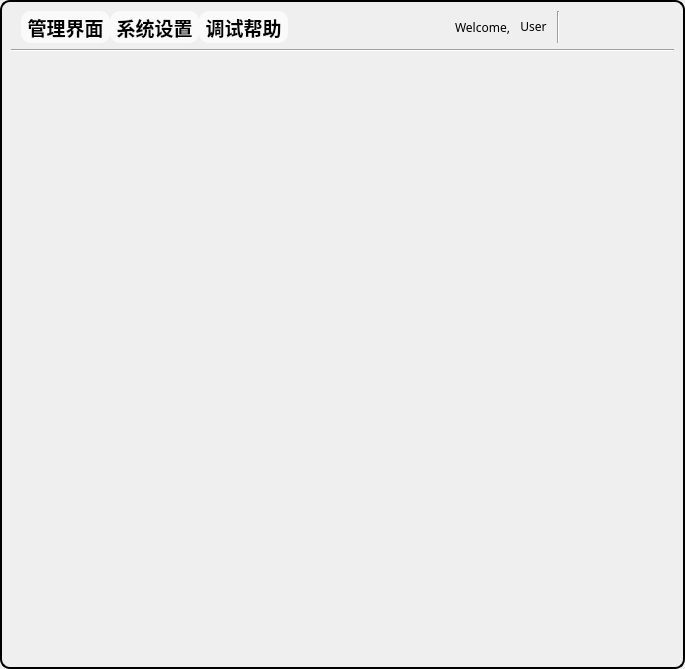
The window that main/mainwidget.ui (ylxcvvan/Supermarket-Commodity-Management-System) describes before a commit, drawn with Qt 5.
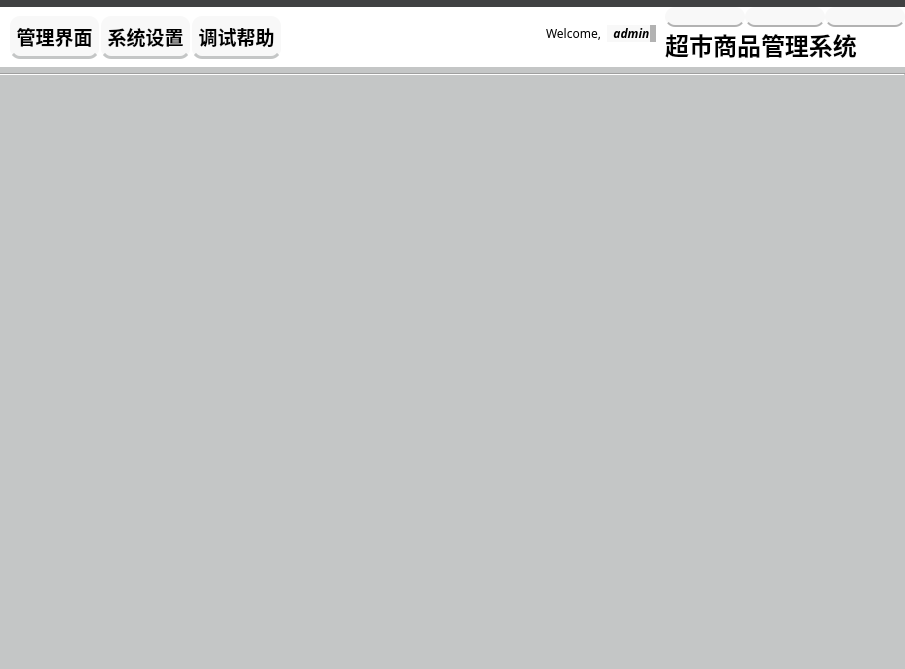
The same window after the commit. Icons and pictures are not drawn.

Commit message: 初步完成了主界面的ui设计，设置了选中界面的动态效果，完成了界面的拉伸设置

Diff of the .ui file:
```diff
--- a/main/mainwidget.ui
+++ b/main/mainwidget.ui
@@ -6,7 +6,7 @@
    <rect>
     <x>0</x>
     <y>0</y>
-    <width>685</width>
+    <width>905</width>
     <height>669</height>
    </rect>
   </property>
@@ -15,12 +15,25 @@
   </property>
   <property name="styleSheet">
    <string notr="true">QWidget#MainWidget {
-    border-radius: 10px; /* 设置边框的圆润程度为10像素 */
-    border: 2px solid black; /* 设置边框为黑色，宽度为2像素 */
+	   
+	background-color: rgb(196, 198, 198);
+
 }
 </string>
   </property>
   <layout class="QVBoxLayout" name="verticalLayout">
+   <property name="leftMargin">
+    <number>0</number>
+   </property>
+   <property name="topMargin">
+    <number>0</number>
+   </property>
+   <property name="rightMargin">
+    <number>0</number>
+   </property>
+   <property name="bottomMargin">
+    <number>6</number>
+   </property>
    <item>
     <widget class="QWidget" name="widgetTitle" native="true">
      <property name="sizePolicy">
@@ -30,14 +43,18 @@
       </sizepolicy>
      </property>
      <property name="styleSheet">
-      <string notr="true"/>
+      <string notr="true">#widgetTitle {
+    background-color: rgb(255, 255, 255);
+    border-top: 7px solid rgb(64, 65, 66);
+}
+</string>
      </property>
      <layout class="QHBoxLayout" name="horizontalLayout_7">
       <property name="spacing">
-       <number>10</number>
+       <number>0</number>
       </property>
       <property name="leftMargin">
-       <number>10</number>
+       <number>2</number>
       </property>
       <property name="topMargin">
        <number>0</number>
@@ -52,19 +69,19 @@
        <widget class="QWidget" name="widgetAppOptions" native="true">
         <layout class="QHBoxLayout" name="horizontalLayout_8">
          <property name="spacing">
-          <number>0</number>
+          <number>2</number>
          </property>
          <property name="leftMargin">
-          <number>0</number>
+          <number>8</number>
          </property>
          <property name="topMargin">
-          <number>0</number>
+          <number>16</number>
          </property>
          <property name="rightMargin">
-          <number>0</number>
+          <number>8</number>
          </property>
          <property name="bottomMargin">
-          <number>0</number>
+          <number>8</number>
          </property>
          <item>
           <widget class="QToolButton" name="toolButtonMain">
@@ -87,13 +104,22 @@
            <property name="styleSheet">
             <string notr="true">#toolButtonMain {
     border-radius: 10px;
-    	border:none;
-background:none;
-    background-color: rgb(250, 250, 250);
+    background-color: rgb(248, 248, 248);
+    border-bottom: 3px solid;
+    border-bottom-color: rgb(196, 198, 198);
 }
 
 #toolButtonMain:hover {
-    background-color:  rgb(220, 220, 220);
+    background-color: rgb(240, 240, 240);
+    border-bottom: 3px solid;
+    border-bottom-color: rgb(196, 198, 198);
+}
+
+/* 设置被选中时的样式 */
+#toolButtonMain:checked {
+    background-color: rgb(235, 235, 235);
+    border-bottom: 6px solid;
+    border-bottom-color: rgb(84, 139, 196);
 }
 </string>
            </property>
@@ -110,13 +136,16 @@
              <height>50</height>
             </size>
            </property>
+           <property name="checkable">
+            <bool>true</bool>
+           </property>
            <property name="toolButtonStyle">
             <enum>Qt::ToolButtonTextUnderIcon</enum>
            </property>
           </widget>
          </item>
          <item>
-          <widget class="QToolButton" name="toolButtontConfig">
+          <widget class="QToolButton" name="toolButtonConfig">
            <property name="sizePolicy">
             <sizepolicy hsizetype="Fixed" vsizetype="Expanding">
              <horstretch>0</horstretch>
@@ -129,27 +158,27 @@
               <colorrole role="Button">
                <brush brushstyle="SolidPattern">
                 <color alpha="255">
-                 <red>250</red>
-                 <green>250</green>
-                 <blue>250</blue>
+                 <red>248</red>
+                 <green>248</green>
+                 <blue>248</blue>
                 </color>
                </brush>
               </colorrole>
               <colorrole role="Base">
                <brush brushstyle="SolidPattern">
                 <color alpha="255">
-                 <red>250</red>
-                 <green>250</green>
-                 <blue>250</blue>
+                 <red>248</red>
+                 <green>248</green>
+                 <blue>248</blue>
                 </color>
                </brush>
               </colorrole>
               <colorrole role="Window">
                <brush brushstyle="SolidPattern">
                 <color alpha="255">
-                 <red>250</red>
-                 <green>250</green>
-                 <blue>250</blue>
+                 <red>248</red>
+                 <green>248</green>
+                 <blue>248</blue>
                 </color>
                </brush>
               </colorrole>
@@ -158,27 +187,27 @@
               <colorrole role="Button">
                <brush brushstyle="SolidPattern">
                 <color alpha="255">
-                 <red>250</red>
-                 <green>250</green>
-                 <blue>250</blue>
+                 <red>248</red>
+                 <green>248</green>
+                 <blue>248</blue>
                 </color>
                </brush>
               </colorrole>
               <colorrole role="Base">
                <brush brushstyle="SolidPattern">
                 <color alpha="255">
-                 <red>250</red>
-                 <green>250</green>
-                 <blue>250</blue>
+                 <red>248</red>
+                 <green>248</green>
+                 <blue>248</blue>
                 </color>
                </brush>
               </colorrole>
               <colorrole role="Window">
                <brush brushstyle="SolidPattern">
                 <color alpha="255">
-                 <red>250</red>
-                 <green>250</green>
-                 <blue>250</blue>
+                 <red>248</red>
+                 <green>248</green>
+                 <blue>248</blue>
                 </color>
                </brush>
               </colorrole>
@@ -187,27 +216,27 @@
               <colorrole role="Button">
                <brush brushstyle="SolidPattern">
                 <color alpha="255">
-                 <red>250</red>
-                 <green>250</green>
-                 <blue>250</blue>
+                 <red>248</red>
+                 <green>248</green>
+                 <blue>248</blue>
                 </color>
                </brush>
               </colorrole>
               <colorrole role="Base">
                <brush brushstyle="SolidPattern">
                 <color alpha="255">
-                 <red>250</red>
-                 <green>250</green>
-                 <blue>250</blue>
+                 <red>248</red>
+                 <green>248</green>
+                 <blue>248</blue>
                 </color>
                </brush>
               </colorrole>
               <colorrole role="Window">
                <brush brushstyle="SolidPattern">
                 <color alpha="255">
-                 <red>250</red>
-                 <green>250</green>
-                 <blue>250</blue>
+                 <red>248</red>
+                 <green>248</green>
+                 <blue>248</blue>
                 </color>
                </brush>
               </colorrole>
@@ -228,12 +257,24 @@
             <enum>Qt::NoFocus</enum>
            </property>
            <property name="styleSheet">
-            <string notr="true">#toolButtontConfig {
+            <string notr="true">#toolButtonConfig {
     border-radius: 10px;
-    background-color: rgb(250, 250, 250);
+    background-color: rgb(248, 248, 248);
+    border-bottom: 3px solid;
+    border-bottom-color: rgb(196, 198, 198);
 }
-#toolButtontConfig:hover {
-    background-color: rgb(220, 220, 220);
+
+#toolButtonConfig:hover {
+    background-color: rgb(240, 240, 240);
+    border-bottom: 3px solid;
+    border-bottom-color: rgb(196, 198, 198);
+}
+
+/* 设置被选中时的样式 */
+#toolButtonConfig:checked {
+    background-color: rgb(235, 235, 235);
+    border-bottom: 6px solid;
+    border-bottom-color: rgb(84, 139, 196);
 }
 </string>
            </property>
@@ -250,6 +291,9 @@
              <height>50</height>
             </size>
            </property>
+           <property name="checkable">
+            <bool>true</bool>
+           </property>
            <property name="toolButtonStyle">
             <enum>Qt::ToolButtonTextUnderIcon</enum>
            </property>
@@ -277,10 +321,22 @@
            <property name="styleSheet">
             <string notr="true">#toolButtonHelp {
     border-radius: 10px;
-    background-color: rgb(250, 250, 250);
+    background-color: rgb(248, 248, 248);
+    border-bottom: 3px solid;
+    border-bottom-color: rgb(196, 198, 198);
 }
+
 #toolButtonHelp:hover {
-    background-color:  rgb(220, 220, 220);
+    background-color: rgb(240, 240, 240);
+    border-bottom: 3px solid;
+    border-bottom-color: rgb(196, 198, 198);
+}
+
+/* 设置被选中时的样式 */
+#toolButtonHelp:checked {
+    background-color: rgb(235, 235, 235);
+    border-bottom: 6px solid;
+    border-bottom-color: rgb(84, 139, 196);
 }
 </string>
            </property>
@@ -297,6 +353,9 @@
              <height>50</height>
             </size>
            </property>
+           <property name="checkable">
+            <bool>true</bool>
+           </property>
            <property name="toolButtonStyle">
             <enum>Qt::ToolButtonTextUnderIcon</enum>
            </property>
@@ -319,7 +378,22 @@
        </spacer>
       </item>
       <item>
+       <widget class="QWidget" name="widget_3" native="true">
+        <property name="sizePolicy">
+         <sizepolicy hsizetype="Preferred" vsizetype="Minimum">
+          <horstretch>0</horstretch>
+          <verstretch>0</verstretch>
+         </sizepolicy>
+        </property>
+        <layout class="QHBoxLayout" name="horizontalLayout_2">
+         <item>
        <widget class="QLabel" name="label">
+           <property name="sizePolicy">
+            <sizepolicy hsizetype="Minimum" vsizetype="Minimum">
+             <horstretch>0</horstretch>
+             <verstretch>0</verstretch>
+            </sizepolicy>
+           </property>
         <property name="font">
          <font>
           <family>OCR A Extended</family>
@@ -328,6 +402,9 @@
         <property name="text">
          <string>Welcome,</string>
         </property>
+           <property name="alignment">
+            <set>Qt::AlignCenter</set>
+           </property>
        </widget>
       </item>
       <item>
@@ -335,18 +412,30 @@
         <property name="font">
          <font>
           <family>OCR A Extended</family>
-         </font>
-        </property>
+             <italic>true</italic>
+             <bold>true</bold>
+            </font>
+           </property>
+           <property name="focusPolicy">
+            <enum>Qt::NoFocus</enum>
+           </property>
         <property name="layoutDirection">
          <enum>Qt::RightToLeft</enum>
         </property>
         <property name="styleSheet">
-         <string notr="true">border:none;
-background:none;
+            <string notr="true">#pushButtonLogout{
+    border-radius: 0px;
+	border-right:6px solid;
+	border-right-color: rgb(178, 178, 178);
+	background-color: rgb(248, 248, 248);
+}
+#pushButtonLogout:hover {
+    background-color: rgb(220, 220, 220);
+}
 </string>
         </property>
         <property name="text">
-         <string>User</string>
+            <string>admin  </string>
         </property>
         <property name="icon">
          <iconset resource="../images.qrc">
@@ -354,42 +443,78 @@
         </property>
         <property name="iconSize">
          <size>
-          <width>25</width>
+             <width>40</width>
           <height>25</height>
          </size>
         </property>
+           <property name="flat">
+            <bool>false</bool>
+           </property>
+          </widget>
+         </item>
+        </layout>
        </widget>
       </item>
       <item>
-       <widget class="QWidget" name="widget" native="true">
-        <layout class="QHBoxLayout" name="horizontalLayout">
-         <property name="leftMargin">
-          <number>0</number>
-         </property>
+       <layout class="QVBoxLayout" name="verticalLayout_4">
          <property name="topMargin">
-          <number>0</number>
-         </property>
-         <property name="rightMargin">
-          <number>0</number>
+         <number>7</number>
          </property>
          <property name="bottomMargin">
+         <number>4</number>
+        </property>
+        <item>
+         <layout class="QHBoxLayout" name="horizontalLayout_3">
+          <property name="spacing">
           <number>0</number>
          </property>
+          <property name="topMargin">
+           <number>0</number>
+          </property>
          <item>
-          <widget class="Line" name="line_2">
+           <spacer name="horizontalSpacer">
            <property name="orientation">
-            <enum>Qt::Vertical</enum>
-           </property>
-          </widget>
+             <enum>Qt::Horizontal</enum>
+            </property>
+            <property name="sizeType">
+             <enum>QSizePolicy::Preferred</enum>
+            </property>
+            <property name="sizeHint" stdset="0">
+             <size>
+              <width>40</width>
+              <height>20</height>
+             </size>
+            </property>
+           </spacer>
          </item>
          <item>
           <widget class="QPushButton" name="pushButtonMinmize">
+            <property name="sizePolicy">
+             <sizepolicy hsizetype="Fixed" vsizetype="Expanding">
+              <horstretch>0</horstretch>
+              <verstretch>0</verstretch>
+             </sizepolicy>
+            </property>
+            <property name="minimumSize">
+             <size>
+              <width>80</width>
+              <height>0</height>
+             </size>
+            </property>
            <property name="focusPolicy">
             <enum>Qt::NoFocus</enum>
            </property>
            <property name="styleSheet">
-            <string notr="true">border:none;
-background:none;</string>
+             <string notr="true">#pushButtonMinmize{
+    border-radius: 10px;
+	border-bottom:2px solid;
+	border-bottom-color: rgb(178, 178, 178);
+	background-color: rgb(248, 248, 248);
+}
+#pushButtonMinmize:hover {
+    background-color: rgb(220, 220, 220);
+}
+</string>
            </property>
            <property name="text">
             <string/>
@@ -408,12 +533,31 @@
          </item>
          <item>
           <widget class="QPushButton" name="pushButtonMaxmize">
+            <property name="sizePolicy">
+             <sizepolicy hsizetype="Fixed" vsizetype="Expanding">
+              <horstretch>0</horstretch>
+              <verstretch>0</verstretch>
+             </sizepolicy>
+            </property>
+            <property name="minimumSize">
+             <size>
+              <width>80</width>
+              <height>0</height>
+             </size>
+            </property>
            <property name="focusPolicy">
             <enum>Qt::NoFocus</enum>
            </property>
            <property name="styleSheet">
-            <string notr="true">border:none;
-background:none;
+             <string notr="true">#pushButtonMaxmize{
+    border-radius: 10px;
+	border-bottom:2px solid;
+	border-bottom-color: rgb(178, 178, 178);
+	background-color: rgb(248, 248, 248);
+}
+#pushButtonMaxmize:hover {
+    background-color: rgb(220, 220, 220);
+}
 </string>
            </property>
            <property name="text">
@@ -438,17 +582,31 @@
          <item>
           <widget class="QPushButton" name="pushButtonExit">
            <property name="sizePolicy">
-            <sizepolicy hsizetype="Fixed" vsizetype="Minimum">
+             <sizepolicy hsizetype="Fixed" vsizetype="Expanding">
              <horstretch>0</horstretch>
              <verstretch>0</verstretch>
             </sizepolicy>
            </property>
+            <property name="minimumSize">
+             <size>
+              <width>80</width>
+              <height>0</height>
+             </size>
+            </property>
            <property name="focusPolicy">
             <enum>Qt::NoFocus</enum>
            </property>
            <property name="styleSheet">
-            <string notr="true">border:none;
-background:none;</string>
+             <string notr="true">#pushButtonExit{
+    border-radius: 10px;
+	border-bottom:2px solid;
+	border-bottom-color: rgb(178, 178, 178);
+	background-color: rgb(248, 248, 248);
+}
+#pushButtonExit:hover {
+    background-color: rgb(220, 220, 220);
+}
+</string>
            </property>
            <property name="text">
             <string/>
@@ -466,7 +624,33 @@
           </widget>
          </item>
         </layout>
-       </widget>
+        </item>
+        <item>
+         <widget class="QLabel" name="label_2">
+          <property name="sizePolicy">
+           <sizepolicy hsizetype="Fixed" vsizetype="Fixed">
+            <horstretch>0</horstretch>
+            <verstretch>0</verstretch>
+           </sizepolicy>
+          </property>
+          <property name="font">
+           <font>
+            <family>幼圆</family>
+            <pointsize>18</pointsize>
+            <italic>false</italic>
+            <bold>true</bold>
+            <underline>false</underline>
+           </font>
+          </property>
+          <property name="text">
+           <string>超市商品管理系统</string>
+          </property>
+          <property name="alignment">
+           <set>Qt::AlignCenter</set>
+          </property>
+         </widget>
+        </item>
+       </layout>
       </item>
      </layout>
     </widget>
```
Lines whose indentation alone changed are shown as unchanged. The commit also changes 8 other files.
